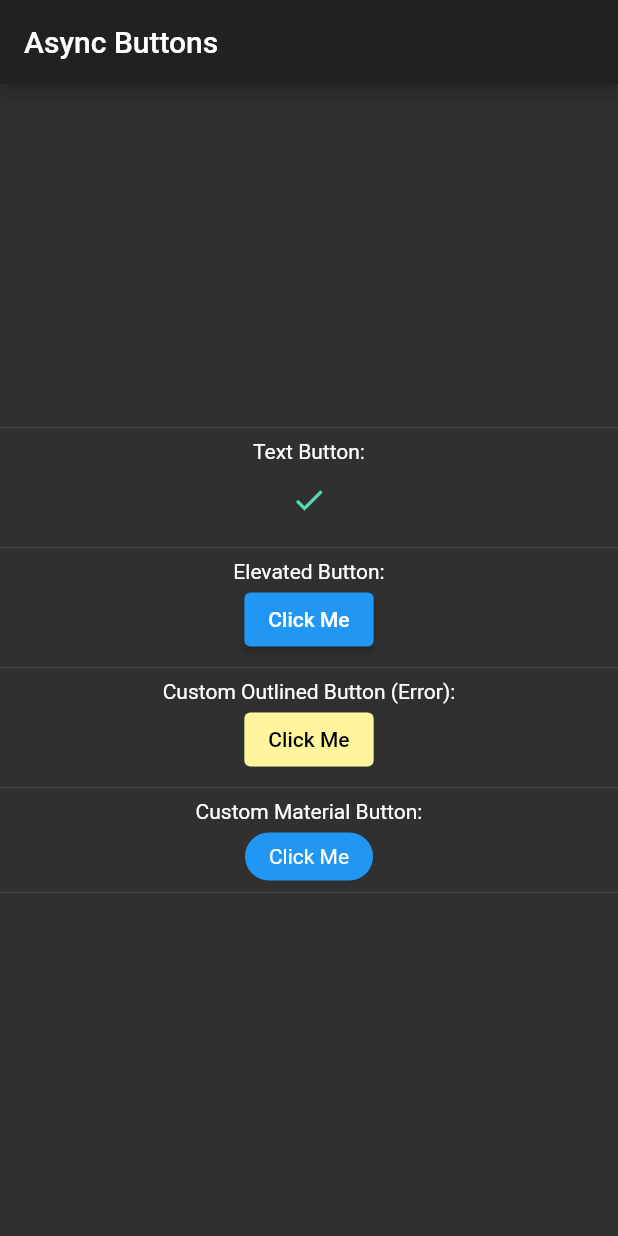
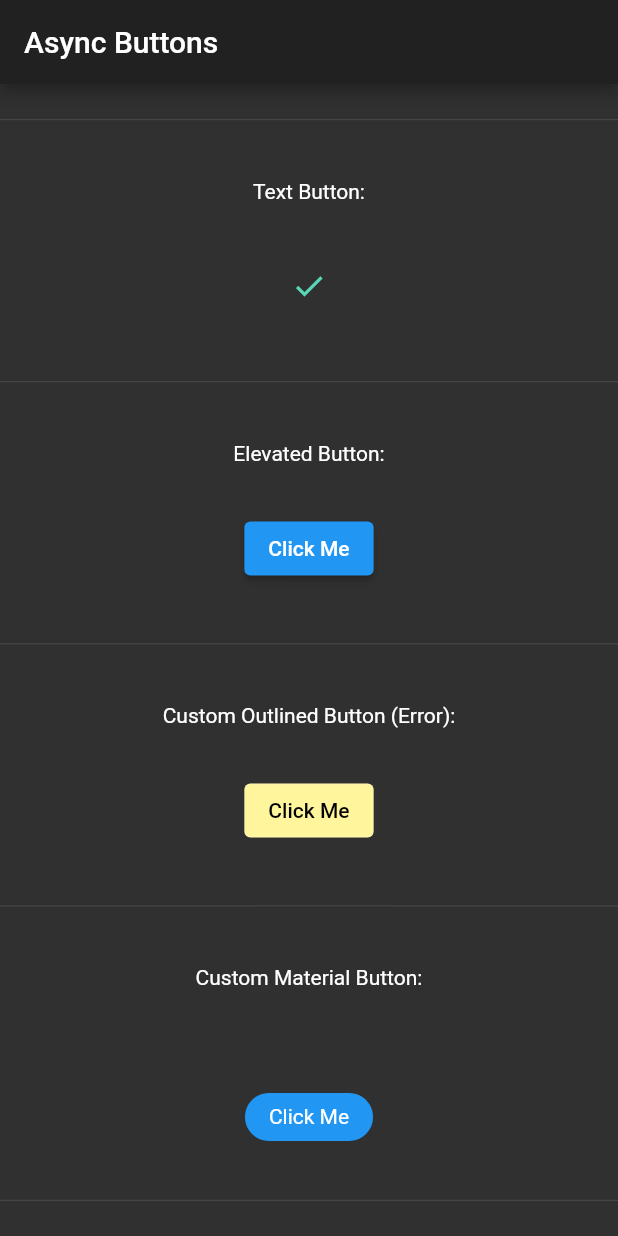
Before and after one commit to stargazing-dino/async_button_builder, a Flutter app: the screen it shows after launch, after a tap on "Click Me", on a phone screen of 412 x 824 dp. Run offline on Flutter 3.47's test engine with Material 2 defaults, Android fonts, the phone set to English and light mode, and no system bars; our stand-ins replace freezed_annotation; generated files the repository leaves out were written again.

````diff
--- a/example/lib/main.dart
+++ b/example/lib/main.dart
@@ -22,9 +22,8 @@ class MyHomePage extends StatelessWidget {
       body: SizedBox.expand(
         child: Column(
           crossAxisAlignment: CrossAxisAlignment.center,
-          mainAxisAlignment: MainAxisAlignment.center,
+          mainAxisAlignment: MainAxisAlignment.spaceAround,
           children: [
-            Spacer(),
             Divider(),
             Text('Text Button:'),
             AsyncButtonBuilder(
@@ -65,10 +64,10 @@ class MyHomePage extends StatelessWidget {
               },
               builder: (context, child, callback, buttonState) {
                 final buttonColor = buttonState.when(
-                  idling: () => Colors.yellow[200],
+                  idle: () => Colors.yellow[200],
                   loading: () => Colors.grey,
-                  completing: () => Colors.orangeAccent,
-                  erroring: () => Colors.orange,
+                  success: () => Colors.orangeAccent,
+                  error: () => Colors.orange,
                 );
 
                 return OutlinedButton(
@@ -88,7 +87,7 @@ class MyHomePage extends StatelessWidget {
               child: Padding(
                 // Value keys are important as otherwise our custom transitions
                 // will have no way to differentiate between children.
-                key: ValueKey('lust'),
+                key: ValueKey('foo'),
                 padding: const EdgeInsets.symmetric(
                   horizontal: 16.0,
                   vertical: 8.0,
@@ -99,7 +98,7 @@ class MyHomePage extends StatelessWidget {
                 ),
               ),
               loadingWidget: Padding(
-                key: ValueKey('envy'),
+                key: ValueKey('bar'),
                 padding: const EdgeInsets.all(8.0),
                 child: SizedBox(
                   height: 16.0,
@@ -109,8 +108,8 @@ class MyHomePage extends StatelessWidget {
                   ),
                 ),
               ),
-              completingWidget: Padding(
-                key: ValueKey('sloth'),
+              successWidget: Padding(
+                key: ValueKey('foobar'),
                 padding: const EdgeInsets.all(4.0),
                 child: Icon(
                   Icons.check,
@@ -133,7 +132,7 @@ class MyHomePage extends StatelessWidget {
               builder: (context, child, callback, state) {
                 return Material(
                   color: state.maybeWhen(
-                    completing: () => Colors.purple[100],
+                    success: () => Colors.purple[100],
                     orElse: () => Colors.blue,
                   ),
                   // This prevents the loading indicator showing below the
@@ -148,7 +147,6 @@ class MyHomePage extends StatelessWidget {
               },
             ),
             Divider(),
-            Spacer(),
           ],
         ),
       ),
--- a/lib/src/async_button_builder.dart
+++ b/lib/src/async_button_builder.dart
@@ -4,10 +4,47 @@ import 'package:async_button_builder/src/button_state/button_state.dart';
 import 'package:flutter/foundation.dart';
 import 'package:flutter/material.dart';
 
-/// A `builder` that wraps a button automatically providing disabled and loading
-/// states while retaining full access to a Button's API. Useful for any long
-/// running operations or to prevent the user from clicking multiple times
-/// while an asynchronous task is running.
+/// A `builder` that wraps a button providing disabled, loading, success and
+/// error states while retaining almost full access to the original Button's
+/// API. This is useful for any long running operations and helps better
+/// improve UX.
+///
+/// {@tool dartpad --template=stateful_widget_material}
+///
+/// ```dart
+///
+/// @override
+/// Widget build(BuildContext context) {
+///   return AsyncButtonBuilder(
+///     child: Text('Click Me'),
+///     loadingWidget: Text('Loading...'),
+///     onPressed: () async {
+///       await Future.delayed(Duration(seconds: 1));
+///
+///       throw 'shucks';
+///     },
+///     builder: (context, child, callback, buttonState) {
+///       final buttonColor = buttonState.when(
+///         idle: () => Colors.yellow[200],
+///         loading: () => Colors.grey,
+///         success: () => Colors.orangeAccent,
+///         error: () => Colors.orange,
+///       );
+///
+///       return OutlinedButton(
+///         child: child,
+///         onPressed: callback,
+///         style: OutlinedButton.styleFrom(
+///           primary: Colors.black,
+///           backgroundColor: buttonColor,
+///         ),
+///       );
+///     },
+///   ),
+/// }
+/// ```
+/// {@end-tool}
+///
 class AsyncButtonBuilder extends StatefulWidget {
   final Widget Function(
     BuildContext context,
@@ -24,9 +61,15 @@ class AsyncButtonBuilder extends StatefulWidget {
   /// The animation will take place over [duration].
   final Widget child;
 
-  /// The animation's duration between [child] and [loadingWidget] using
-  /// [AnimatedSize].
+  /// The animation's duration between [child], [loadingWidget],
+  /// [successWidget] and [errorWidget]. This same value is used for both the
+  /// internal [AnimatedSize] and [TransitionBuilder].
   final Duration duration;
+
+  /// The animation's reverse duration between [child], [loadingWidget],
+  /// [successWidget] and [errorWidget]. This same value is used for both the
+  /// internal [AnimatedSize] and [TransitionBuilder].
+  final Duration reverseDuration;
 
   /// A callback that runs the async task. This is wrapped in order to begin
   /// the button's internal `isLoading` before and after the operation
@@ -35,63 +78,117 @@ class AsyncButtonBuilder extends StatefulWidget {
 
   /// This is used to manually drive the state of the loading button thus
   /// initiating the corresponding animation and showing the correct button
-  /// child
+  /// child.
   final ButtonState buttonState;
 
   /// This is used to manually drive the disabled state of the button.
   final bool disabled;
 
-  /// The widget used to replace the [child] when the button is in a loading
-  /// state. If this is null the default widget is:
+  /// The widget replaces the [child] when the button is in the loading state.
+  /// If this is null the default widget is:
   ///
   /// SizedBox(
   ///   height: 16.0,
   ///   width: 16.0,
-  ///   child: CircularProgressIndicator(
-  ///     valueColor: valueColor,
-  ///   ),
+  ///   child: CircularProgressIndicator(),
   /// )
   final Widget? loadingWidget;
 
-  /// The widget used to replace the [child] when the button is in a completing
+  /// The widget used to replace the [child] when the button is in a success
   /// state. If this is null the default widget is:
   ///
-  /// SizedBox(
-  ///   height: 16.0,
-  ///   width: 16.0,
-  ///   child: Icons(Icon.check)
+  /// Icon(
+  ///   Icons.check,
+  ///   color: Theme.of(context).accentColor,
+  /// );
+  final Widget? successWidget;
+
+  /// The widget used to replace the [child] when the button is in a error
+  /// state. If this is null the default widget is:
+  ///
+  /// Icon(
+  ///   Icons.error,
+  ///   color: Theme.of(context).errorColor,
   /// )
-  final Widget? completingWidget;
+  final Widget? errorWidget;
 
-  final Widget? erroringWidget;
+  /// Whether to show the [successWidget] on success.
+  final bool showSuccess;
 
-  final AnimatedSwitcherTransitionBuilder idlingTransitionBuilder;
+  /// Whether to show the [errorWidget] on error.
+  final bool showError;
 
+  /// Optional [EdgeInsets] that will wrap around the [errorWidget]. This is a
+  /// convenience field that can be replaced by defining your own [errorWidget]
+  /// and wrapping it in a [Padding].
+  final EdgeInsets? errorPadding;
+
+  /// Optional [EdgeInsets] that will wrap around the [successWidget]. This is a
+  /// convenience field that can be replaced by defining your own
+  /// [successWidget] and wrapping it in a [Padding].
+  final EdgeInsets? successPadding;
+
+  /// Defines a custom transition when animating between any state and `idle`
+  final AnimatedSwitcherTransitionBuilder idleTransitionBuilder;
+
+  /// Defines a custom transition when animating between any state and `loading`
   final AnimatedSwitcherTransitionBuilder loadingTransitionBuilder;
 
-  final AnimatedSwitcherTransitionBuilder completingTransitionBuilder;
+  /// Defines a custom transition when animating between any state and `success`
+  final AnimatedSwitcherTransitionBuilder successTransitionBuilder;
 
-  final AnimatedSwitcherTransitionBuilder erroringTransitionBuilder;
+  /// Defines a custom transition when animating between any state and `error`
+  final AnimatedSwitcherTransitionBuilder errorTransitionBuilder;
 
-  final Duration completingIdleTime;
+  /// The amount of idle time the [successWidget] shows
+  final Duration successDuration;
 
-  final Duration erroringIdleTime;
+  /// The amount of idle time the [errorWidget] shows
+  final Duration errorDuration;
 
-  final Curve idlingSwitchInCurve;
+  /// Defines a curve for the custom transition. This used in in an
+  /// [AnimatedSwitcher] and only takes effect when animating to `idle`
+  final Curve idleSwitchInCurve;
 
+  /// Defines a curve for the custom transition. This used in in an
+  /// [AnimatedSwitcher] and only takes effect when animating to `loading`
   final Curve loadingSwitchInCurve;
 
-  final Curve completingSwitchInCurve;
+  /// Defines a curve for the custom transition. This used in in an
+  /// [AnimatedSwitcher] and only takes effect when animating to `success`
+  final Curve successSwitchInCurve;
 
-  final Curve erroringSwitchInCurve;
+  /// Defines a curve for the custom transition. This used in in an
+  /// [AnimatedSwitcher] and only takes effect when animating to `error`
+  final Curve errorSwitchInCurve;
 
-  final Curve idlingSwitchOutCurve;
+  /// Defines a curve for the custom transition. This used in in an
+  /// [AnimatedSwitcher] and only takes effect when animating out of `idle`
+  final Curve idleSwitchOutCurve;
 
+  /// Defines a curve for the custom transition. This used in in an
+  /// [AnimatedSwitcher] and only takes effect when animating out of `loading`
   final Curve loadingSwitchOutCurve;
 
-  final Curve completingSwitchOutCurve;
+  /// Defines a curve for the custom transition. This used in in an
+  /// [AnimatedSwitcher] and only takes effect when animating out of `success`
+  final Curve successSwitchOutCurve;
 
-  final Curve erroringSwitchOutCurve;
+  /// Defines a curve for the custom transition. This used in in an
+  /// [AnimatedSwitcher] and only takes effect when animating out of `error`
+  final Curve errorSwitchOutCurve;
+
+  /// Defines a curve for the internal [AnimatedSize]
+  final Curve sizeCurve;
+
+  /// Defines the [Clip] for the internal [AnimatedSize]
+  final Clip sizeClipBehavior;
+
+  /// Defines the [Alignment] for the internal [AnimatedSize]
+  final Alignment sizeAlignment;
+
+  /// Whether to animate the [Size] of the widget implicitly.
+  final bool animateSize;
 
   const AsyncButtonBuilder({
     Key? key,
@@ -99,33 +196,38 @@ class AsyncButtonBuilder extends StatefulWidget {
     required this.onPressed,
     required this.builder,
     this.loadingWidget,
-    this.completingWidget,
-    this.erroringWidget,
+    this.successWidget,
+    this.errorWidget,
+    this.showSuccess = true,
+    this.showError = true,
+    this.errorPadding,
+    this.successPadding,
+    this.buttonState = const ButtonState.idle(),
     this.duration = const Duration(milliseconds: 250),
-    this.buttonState = const ButtonState.idling(),
+    this.reverseDuration = const Duration(milliseconds: 250),
     this.disabled = false,
-    this.completingIdleTime = const Duration(seconds: 1),
-    this.erroringIdleTime = const Duration(seconds: 1),
+    this.successDuration = const Duration(seconds: 1),
+    this.errorDuration = const Duration(seconds: 1),
     this.loadingTransitionBuilder = AnimatedSwitcher.defaultTransitionBuilder,
-    this.idlingTransitionBuilder = AnimatedSwitcher.defaultTransitionBuilder,
-    this.completingTransitionBuilder =
-        AnimatedSwitcher.defaultTransitionBuilder,
-    this.erroringTransitionBuilder = AnimatedSwitcher.defaultTransitionBuilder,
-    this.idlingSwitchInCurve = Curves.linear,
+    this.idleTransitionBuilder = AnimatedSwitcher.defaultTransitionBuilder,
+    this.successTransitionBuilder = AnimatedSwitcher.defaultTransitionBuilder,
+    this.errorTransitionBuilder = AnimatedSwitcher.defaultTransitionBuilder,
+    this.idleSwitchInCurve = Curves.linear,
     this.loadingSwitchInCurve = Curves.linear,
-    this.completingSwitchInCurve = Curves.linear,
-    this.erroringSwitchInCurve = Curves.linear,
-    this.idlingSwitchOutCurve = Curves.linear,
+    this.successSwitchInCurve = Curves.linear,
+    this.errorSwitchInCurve = Curves.linear,
+    this.idleSwitchOutCurve = Curves.linear,
     this.loadingSwitchOutCurve = Curves.linear,
-    this.completingSwitchOutCurve = Curves.linear,
-    this.erroringSwitchOutCurve = Curves.linear,
+    this.successSwitchOutCurve = Curves.linear,
+    this.errorSwitchOutCurve = Curves.linear,
+    this.sizeCurve = Curves.linear,
+    this.sizeClipBehavior = Clip.hardEdge,
+    this.sizeAlignment = Alignment.center,
+    this.animateSize = true,
   }) : super(key: key);
   // TODO: I need asserts that will assert the keys are different for child,
   // loading, error, etc. because otherwise transitions won't work as expected
-
-  // assert(widget.child.key != loadingWidget.key &&
-  //       loadingWidget.key != completingWidget.key &&
-  //       completingWidget.key != erroringWidget.key);
+  // and I'll get user issues
 
   @override
   _AsyncButtonBuilderState createState() => _AsyncButtonBuilderState();
@@ -163,104 +265,140 @@ class _AsyncButtonBuilderState extends State<AsyncButtonBuilder>
           width: 16.0,
           child: CircularProgressIndicator(),
         );
-    final completingWidget = widget.completingWidget ??
+    final successPadding = widget.successPadding;
+    final errorPadding = widget.errorPadding;
+    var successWidget = widget.successWidget ??
         Icon(
           Icons.check,
           color: theme.accentColor,
         );
-    final erroringWidget = widget.erroringWidget ??
+    var errorWidget = widget.errorWidget ??
         Icon(
           Icons.error,
           color: theme.errorColor,
         );
+    if (successPadding != null) {
+      successWidget = Padding(
+        padding: successPadding,
+        child: successWidget,
+      );
+    }
+    if (errorPadding != null) {
+      errorWidget = Padding(
+        padding: errorPadding,
+        child: errorWidget,
+      );
+    }
+
+    final switcher = AnimatedSwitcher(
+      // TODO: This duration is same as size's duration. That's okay right?
+      duration: widget.duration,
+      reverseDuration: widget.reverseDuration,
+      switchInCurve: buttonState.when(
+        idle: () => widget.idleSwitchInCurve,
+        loading: () => widget.loadingSwitchInCurve,
+        success: () => widget.successSwitchInCurve,
+        error: () => widget.errorSwitchInCurve,
+      ),
+      switchOutCurve: buttonState.when(
+        idle: () => widget.idleSwitchOutCurve,
+        loading: () => widget.loadingSwitchOutCurve,
+        success: () => widget.successSwitchOutCurve,
+        error: () => widget.errorSwitchOutCurve,
+      ),
+      transitionBuilder: buttonState.when(
+        idle: () => widget.idleTransitionBuilder,
+        loading: () => widget.loadingTransitionBuilder,
+        success: () => widget.successTransitionBuilder,
+        error: () => widget.errorTransitionBuilder,
+      ),
+      child: buttonState.when(
+        idle: () => widget.child,
+        loading: () => loadingWidget,
+        success: () => successWidget,
+        error: () => errorWidget,
+      ),
+    );
 
     return widget.builder(
       context,
-      AnimatedSize(
-        // TODO: Expose these fields
+      // TODO: I really just wanted an AnimatedSwitcher and the default
+      // transitionBuilder to be a SizedTransition but it was impossible
+      // to figure out how to reproduce the exact behaviour of AnimatedSize
+      widget.animateSize
+          ? AnimatedSize(
+              vsync: this,
+              child: switcher,
               duration: widget.duration,
-        vsync: this,
-        child: AnimatedSwitcher(
-          duration: widget.duration,
-          switchInCurve: buttonState.when(
-            idling: () => widget.idlingSwitchInCurve,
-            loading: () => widget.loadingSwitchInCurve,
-            completing: () => widget.completingSwitchInCurve,
-            erroring: () => widget.erroringSwitchInCurve,
-          ),
-          switchOutCurve: buttonState.when(
-            idling: () => widget.idlingSwitchOutCurve,
-            loading: () => widget.loadingSwitchOutCurve,
-            completing: () => widget.completingSwitchOutCurve,
-            erroring: () => widget.erroringSwitchOutCurve,
-          ),
-          transitionBuilder: buttonState.when(
-            idling: () => widget.idlingTransitionBuilder,
-            loading: () => widget.loadingTransitionBuilder,
-            completing: () => widget.completingTransitionBuilder,
-            erroring: () => widget.erroringTransitionBuilder,
-          ),
-          child: buttonState.when(
-            idling: () => widget.child,
-            loading: () => loadingWidget,
-            completing: () => completingWidget,
-            erroring: () => erroringWidget,
-          ),
-        ),
-      ),
+              reverseDuration: widget.reverseDuration,
+              alignment: widget.sizeAlignment,
+              clipBehavior: widget.sizeClipBehavior,
+              curve: widget.sizeCurve,
+            )
+          : switcher,
       widget.disabled
           ? null
           : buttonState.maybeWhen(
-              idling: () => () async {
-                // FIXME: I might not want to set buttonState if we're being
+              idle: () => () async {
+                // I might not want to set buttonState if we're being
                 // driven by widget.buttonState...
                 setState(() {
                   buttonState = ButtonState.loading();
                 });
 
+                timer?.cancel();
+
                 try {
                   await widget.onPressed();
 
-                  timer?.cancel();
-
                   if (mounted) {
+                    if (widget.showSuccess) {
                       setState(() {
-                      buttonState = ButtonState.completing();
+                        buttonState = ButtonState.success();
                       });
 
                       timer = Timer(
-                      widget.completingIdleTime,
+                        widget.successDuration,
                         () {
                           timer?.cancel();
 
                           if (mounted) {
                             setState(() {
-                            buttonState = ButtonState.idling();
+                              buttonState = ButtonState.idle();
                             });
                           }
                         },
                       );
+                    } else {
+                      setState(() {
+                        buttonState = ButtonState.idle();
+                      });
+                    }
                   }
                 } catch (error) {
-                  timer?.cancel();
-
                   if (mounted) {
+                    if (widget.showError) {
                       setState(() {
-                      buttonState = ButtonState.erroring();
+                        buttonState = ButtonState.error();
                       });
 
                       timer = Timer(
-                      widget.erroringIdleTime,
+                        widget.errorDuration,
                         () {
                           timer?.cancel();
 
                           if (mounted) {
                             setState(() {
-                            buttonState = ButtonState.idling();
+                              buttonState = ButtonState.idle();
                             });
                           }
                         },
                       );
+                    } else {
+                      setState(() {
+                        buttonState = ButtonState.idle();
+                      });
+                    }
                   }
 
                   rethrow;
--- a/lib/src/button_state/button_state.dart
+++ b/lib/src/button_state/button_state.dart
@@ -10,10 +10,10 @@ part 'button_state.freezed.dart';
 ///
 /// ```dart
 /// final buttonColor = buttonState.when(
-///   idling: () => Colors.pink,
+///   idle: () => Colors.pink,
 ///   loading: () => Colors.blue,
-///   completing: () => Colors.green,
-///   erroring: () => Colors.red,
+///   success: () => Colors.green,
+///   error: () => Colors.red,
 /// );
 /// ```
 /// {@end-tool}
@@ -25,15 +25,15 @@ part 'button_state.freezed.dart';
 ///
 /// ```dart
 /// final buttonColor = buttonState.maybeWhen(
-///   idling: () => Colors.pink,
+///   idle: () => Colors.pink,
 ///   orElse: () => Colors.red,
 /// );
 /// ```
 /// {@end-tool}
 @freezed
 abstract class ButtonState with _$ButtonState {
-  const factory ButtonState.idling() = Idling;
+  const factory ButtonState.idle() = Idling;
   const factory ButtonState.loading() = Loading;
-  const factory ButtonState.completing() = Completing;
-  const factory ButtonState.erroring() = Erroring;
+  const factory ButtonState.success() = Succeding;
+  const factory ButtonState.error() = Failing;
 }
````
Also changed, not shown: lib/src/button_state/button_state.freezed.dart, 7 other files. Lines whose indentation alone changed are shown as unchanged.
